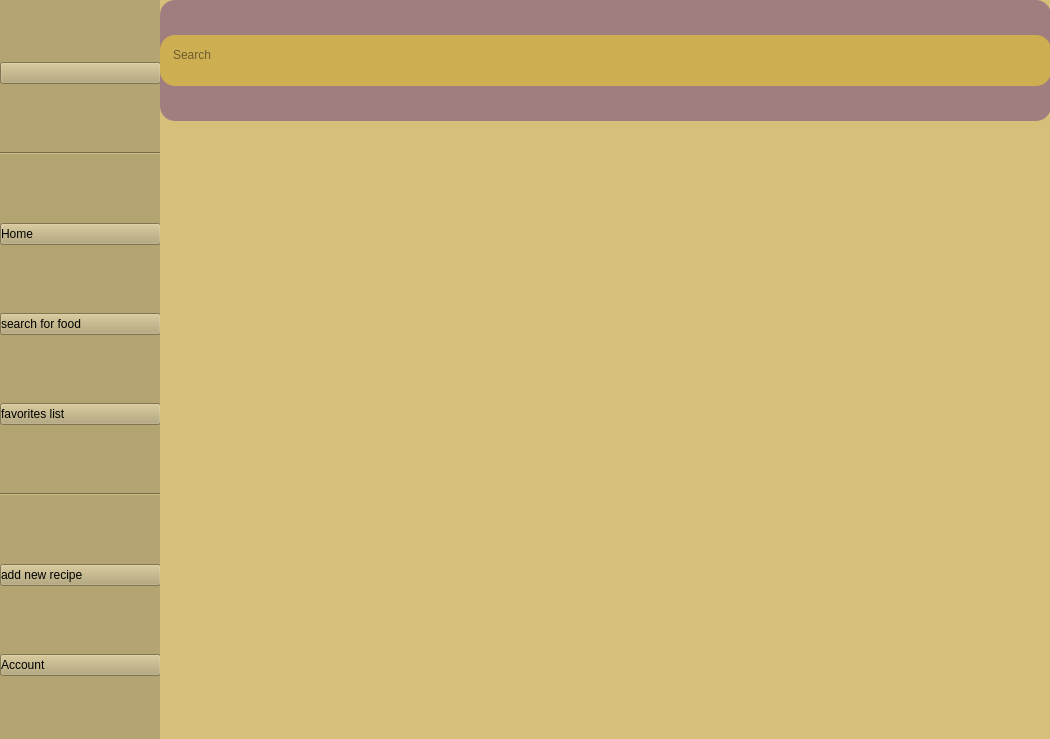
First picture: the form in ui/sreach.ui, repository vuituoiluon595-spec/PTA39-SPCK, before the edit.
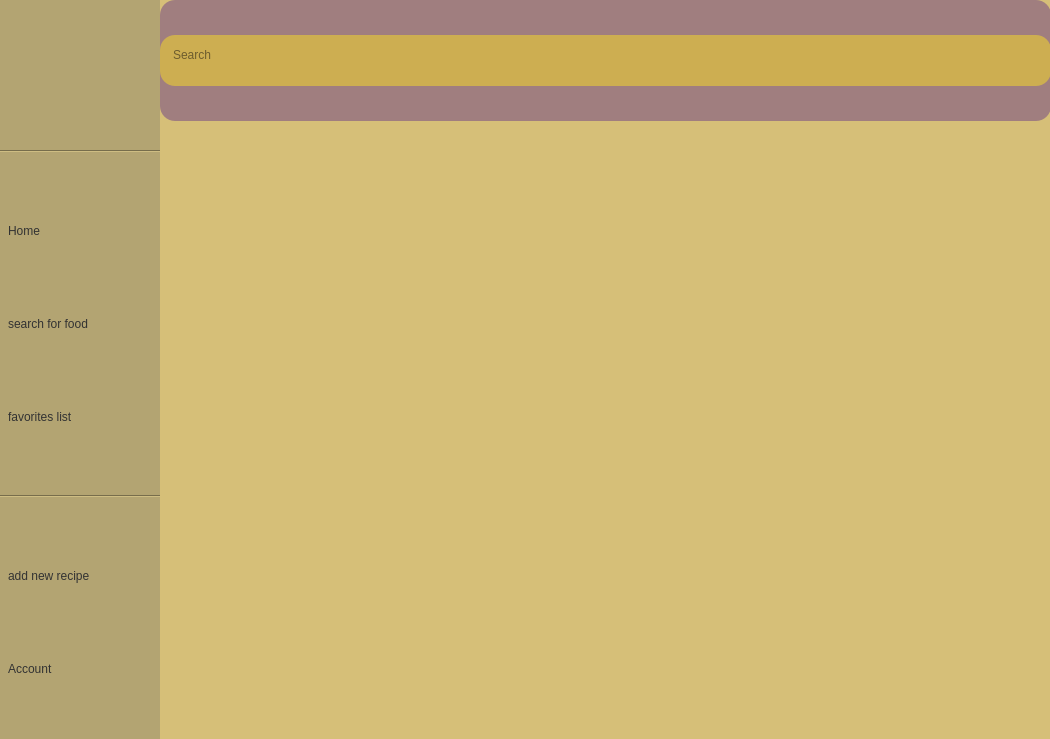
Second picture: the form after the edit. Icons and pictures are not drawn.

Patch:
```diff
--- a/ui/sreach.ui
+++ b/ui/sreach.ui
@@ -26,6 +26,24 @@
    <string>MainWindow</string>
   </property>
   <widget class="QWidget" name="centralwidget">
+   <property name="styleSheet">
+    <string notr="true">QPushButton{
+    background-color: rgb(245,245,245);
+    border: none;
+    border-radius: 15px;
+    color: rgb(50,50,50);
+    padding: 8px;
+}
+
+QPushButton:hover{
+    background-color: rgb(255,255,255);   /* Trắng sáng hơn */
+    color: black;
+}
+
+QPushButton:pressed{
+    background-color: rgb(230,230,230);
+}</string>
+   </property>
    <widget class="QWidget" name="widget" native="true">
     <property name="geometry">
      <rect>
```
